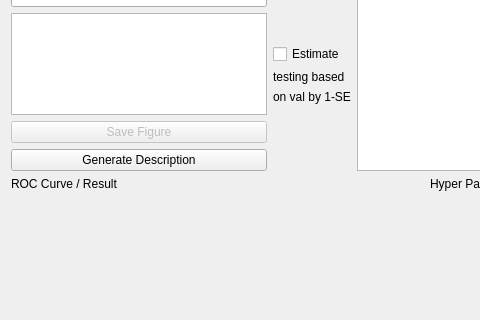
salan668/FAE, file GUI/Visualization.ui: the form before one commit; both pictures show x 0 to 480 and y 82 to 402 of the 1272 by 773 pixel window.
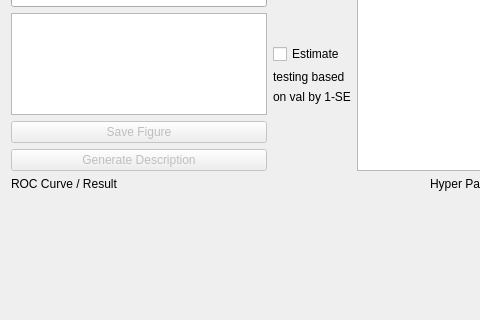
The form after the commit. Custom widgets are drawn as their Qt base class.

The edit to the form file:
```diff
--- a/GUI/Visualization.ui
+++ b/GUI/Visualization.ui
@@ -55,6 +55,9 @@
          </item>
          <item>
           <widget class="QPushButton" name="buttonGenerateDescription">
+           <property name="enabled">
+            <bool>false</bool>
+           </property>
            <property name="text">
             <string>Generate Description</string>
            </property>
```
Left out of the diff: 2 changed lines with no effect on the pictures.
